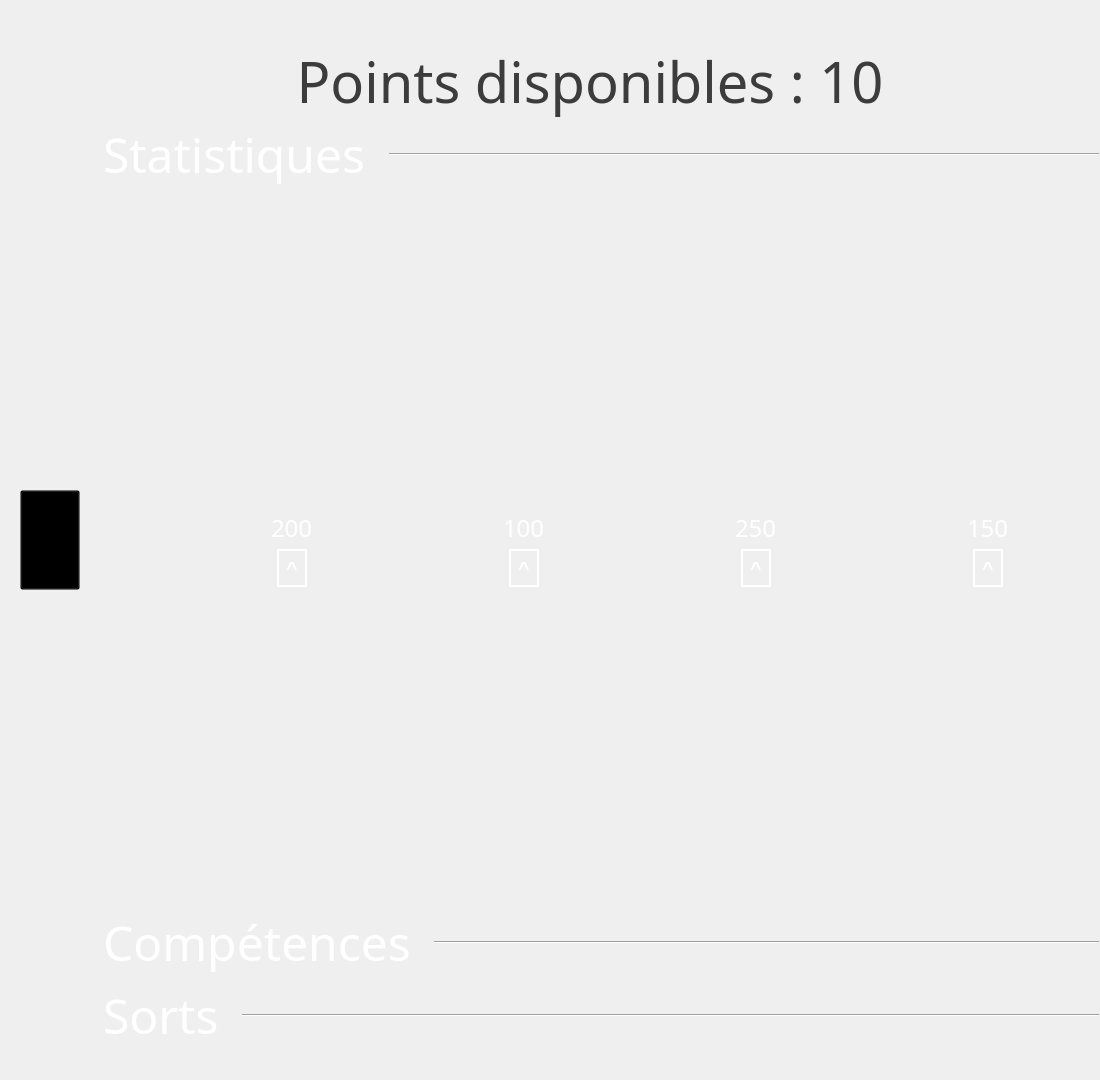
AdrienBrune/House_of_fantasy, file Development/win_skills.ui: the form before one commit.
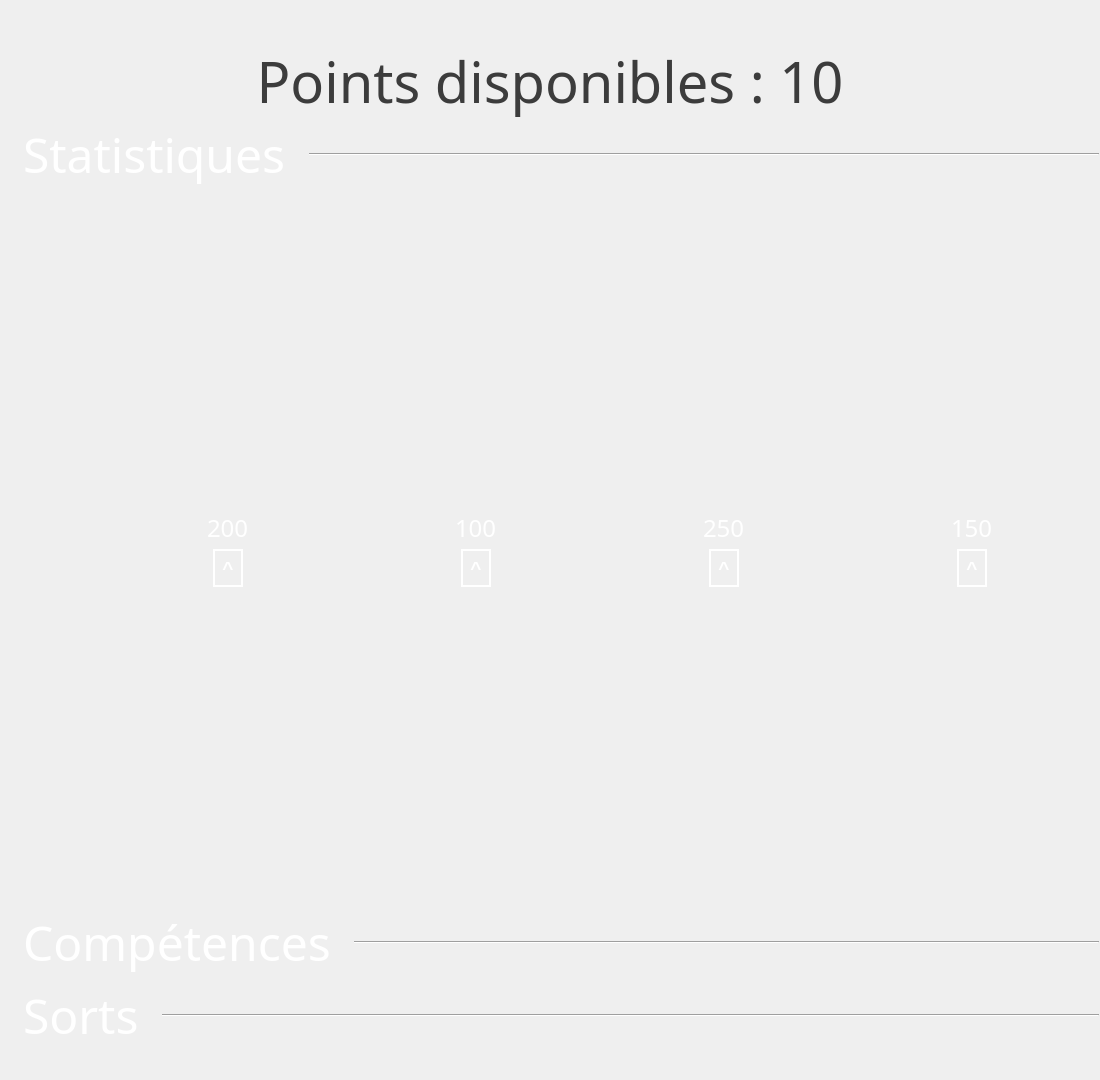
The form after the commit. Icons and pictures are not drawn.

Commit message: Improve item/skill/gear windows

Diff of the .ui file:
```diff
--- a/Development/win_skills.ui
+++ b/Development/win_skills.ui
@@ -18,7 +18,7 @@
     <number>0</number>
    </property>
    <property name="leftMargin">
-    <number>20</number>
+    <number>0</number>
    </property>
    <property name="topMargin">
     <number>0</number>
@@ -29,41 +29,6 @@
    <property name="bottomMargin">
     <number>0</number>
    </property>
-   <item>
-    <widget class="QPushButton" name="buttonExit">
-     <property name="sizePolicy">
-      <sizepolicy hsizetype="Fixed" vsizetype="Fixed">
-       <horstretch>0</horstretch>
-       <verstretch>0</verstretch>
-      </sizepolicy>
-     </property>
-     <property name="minimumSize">
-      <size>
-       <width>60</width>
-       <height>100</height>
-      </size>
-     </property>
-     <property name="maximumSize">
-      <size>
-       <width>60</width>
-       <height>100</height>
-      </size>
-     </property>
-     <property name="styleSheet">
-      <string notr="true">QPushButton{
-/*
-	background-color:#ECECEC;
-	border-radius:30px;
-	border-image:url(:/icons/button/arrow_right.png);
-*/
-	background-color:rgba(0,0,0,0);
-}</string>
-     </property>
-     <property name="text">
-      <string/>
-     </property>
-    </widget>
-   </item>
    <item>
     <layout class="QVBoxLayout" name="verticalLayout" stretch="1,8">
      <property name="spacing">
@@ -96,7 +61,7 @@
          </property>
          <property name="font">
           <font>
-           <family>Papyrus</family>
+           <family>Matura MT Script Capitals</family>
            <pointsize>42</pointsize>
           </font>
          </property>
@@ -141,8 +106,8 @@
          <rect>
           <x>0</x>
           <y>0</y>
-          <width>1016</width>
-          <height>924</height>
+          <width>1096</width>
+          <height>942</height>
          </rect>
         </property>
         <layout class="QGridLayout" name="gridLayout_2">
@@ -793,7 +758,7 @@
              </property>
              <property name="font">
               <font>
-               <family>Papyrus</family>
+               <family>Matura MT Script Capitals</family>
                <pointsize>36</pointsize>
               </font>
              </property>
@@ -851,7 +816,7 @@
              </property>
              <property name="font">
               <font>
-               <family>Papyrus</family>
+               <family>Matura MT Script Capitals</family>
                <pointsize>36</pointsize>
               </font>
              </property>
@@ -902,7 +867,7 @@
              </property>
              <property name="font">
               <font>
-               <family>Papyrus</family>
+               <family>Matura MT Script Capitals</family>
                <pointsize>36</pointsize>
               </font>
              </property>
```
The commit also changes 12 other files.
